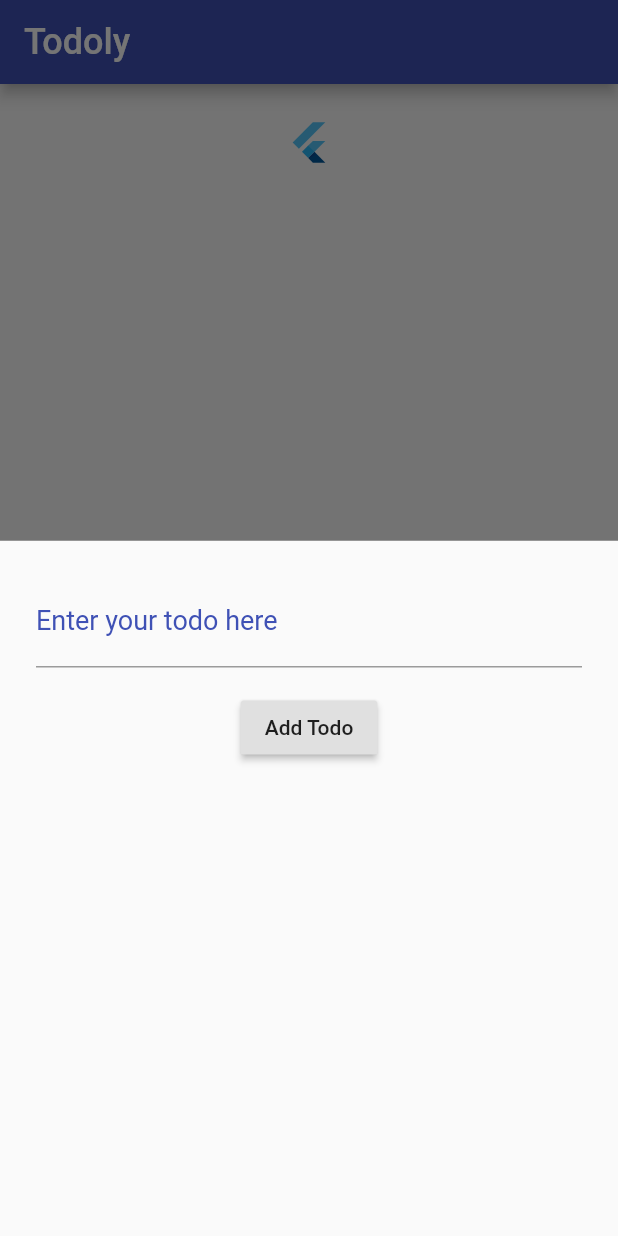
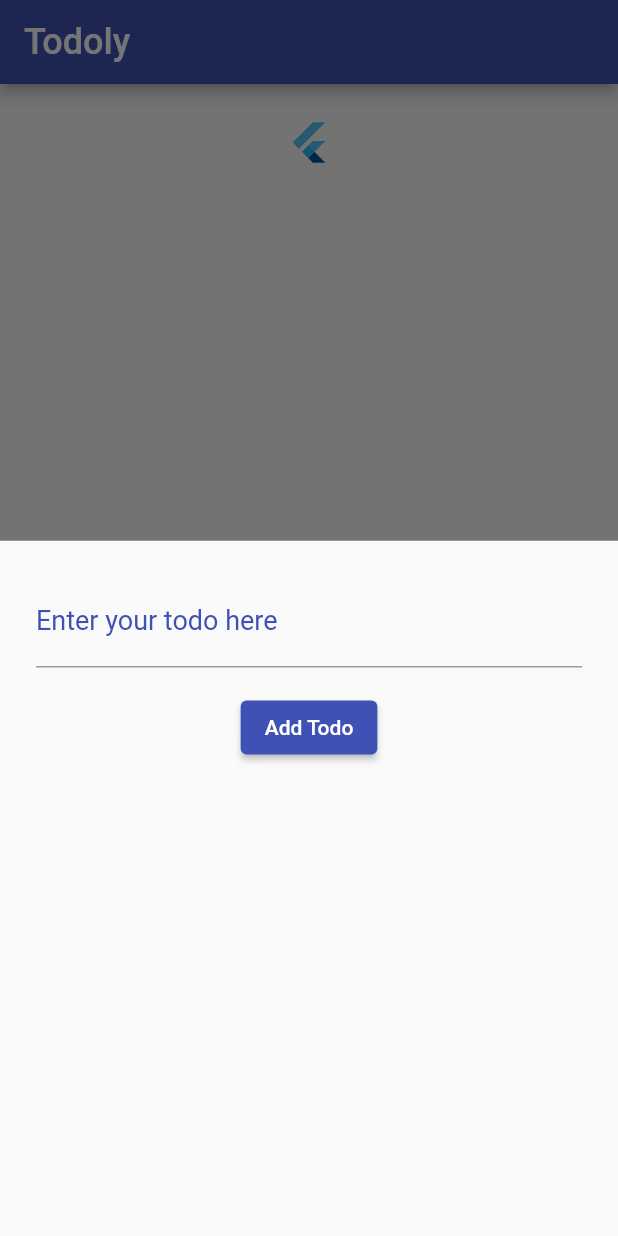
Before and after one commit to ogunkapc/TODO, a Flutter app: the screen it shows after launch, after a tap on the "add" icon, on a phone screen of 412 x 824 dp. Run offline on Flutter 3.47's test engine with Material 2 defaults, Android fonts, the phone set to English and light mode, and no system bars.

```diff
--- a/lib/todo.dart
+++ b/lib/todo.dart
@@ -1,4 +1,3 @@
-import 'package:flutter/cupertino.dart';
 import 'package:flutter/material.dart';
 
 class TodoApp extends StatefulWidget {
@@ -69,7 +68,7 @@ class _TodoAppState extends State<TodoApp> {
                         const SizedBox(
                           height: 16,
                         ),
-                        RaisedButton(
+                        ElevatedButton(
                           onPressed: () {
                             addTodo(textController.text);
                             textController.clear();
@@ -134,7 +133,7 @@ class _TodoAppState extends State<TodoApp> {
                                     children: [
                                       const Text(
                                           "Are you Sure you want to delete?"),
-                                      RaisedButton(
+                                      ElevatedButton(
                                         onPressed: () {
                                           deleteTodo(index);
                                           Navigator.pop(context);
```
